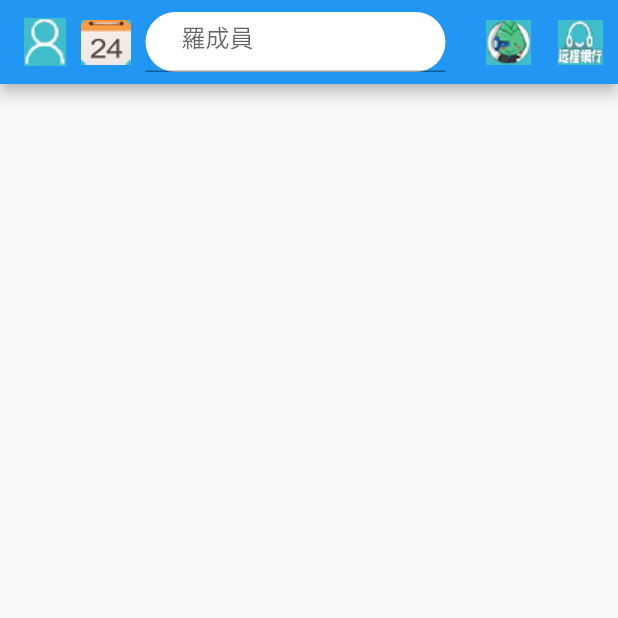
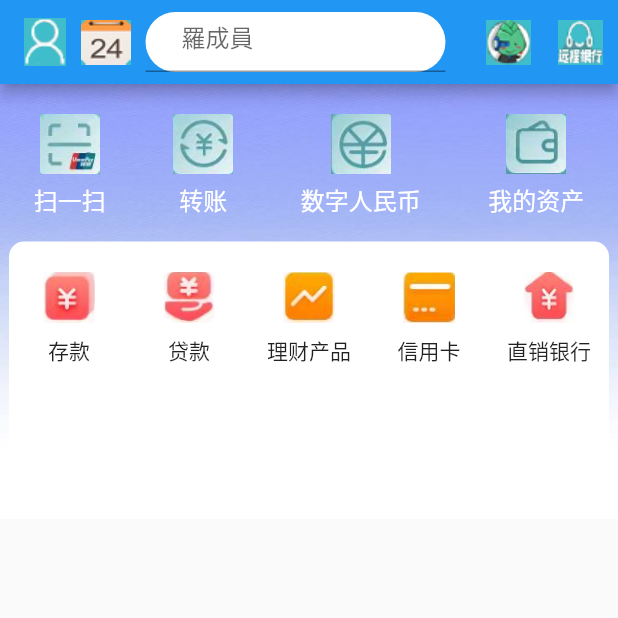
Before and after one commit to gantlone/flutter_practice_again, a Flutter app: the Main screen opened directly, on a phone screen of 412 x 824 dp, the top half of it. Run offline on Flutter 3.47's test engine with Material 2 defaults, Android fonts, the phone set to English and light mode, and no system bars; our stand-ins replace flutter_screenutil.

Commit message:
新增body畫面

```diff
--- /dev/null
+++ b/practice_again_20231021/lib/bank_view/home/home_top.dart
@@ -0,0 +1,65 @@
+import 'package:flutter/material.dart';
+import 'package:flutter_screenutil/flutter_screenutil.dart';
+
+import '../widget/mywidgets.dart';
+
+class HomeTop extends StatelessWidget {
+  const HomeTop({Key? key}) : super(key: key);
+
+  @override
+  Widget build(BuildContext context) {
+    return Container(
+      height: 290,
+      decoration: BoxDecoration(
+          image: DecorationImage(
+              image: AssetImage("assets/ex/bg.jpg"), fit: BoxFit.cover)),
+      child: Column(
+        mainAxisAlignment: MainAxisAlignment.start,
+        children: [
+          Container(
+              height: 95,
+              margin: EdgeInsets.only(top: 10),
+              padding: EdgeInsets.only(top: 10, bottom: 5),
+              child: Row(
+                mainAxisAlignment: MainAxisAlignment.spaceAround,
+                children: [
+                  topShow('assets/ex/top01.png', '扫一扫', 40),
+                  topShow('assets/ex/top02.png', '转账', 40),
+                  topShow('assets/ex/top03.png', '数字人民币', 40),
+                  topShow('assets/ex/top04.png', '我的资产', 40),
+                ],
+              )),
+          Container(
+            width: 400,
+            height: 180,
+            decoration: BoxDecoration(
+                color: Colors.white,
+                borderRadius: BorderRadius.only(
+                  topLeft: Radius.circular(10),
+                  topRight: Radius.circular(10),
+                )),
+            padding: EdgeInsets.only(top: 20),
+            child: Column(
+              children: [
+                Row(
+                  mainAxisAlignment: MainAxisAlignment.spaceAround,
+                  children: [
+                    topShow2('assets/ex/sectop01.png', '存款', 30.w),
+                    topShow2('assets/ex/sectop02.png', '贷款', 30.w),
+                    topShow2('assets/ex/sectop03.png', '理财产品', 30.w),
+                    topShow2('assets/ex/sectop04.png', '信用卡', 30.w),
+                    topShow2('assets/ex/sectop05.png', '直销银行', 30.w),
+                  ],
+                ),
+                SizedBox(
+                  height: 15,
+                ),
+                Row()
+              ],
+            ),
+          ),
+        ],
+      ),
+    );
+  }
+}
--- a/practice_again_20231021/lib/bank_view/main.dart
+++ b/practice_again_20231021/lib/bank_view/main.dart
@@ -1,6 +1,8 @@
 import 'package:flutter/material.dart';
 import 'package:flutter_screenutil/flutter_screenutil.dart';
 import 'package:practice_again_20231021/bank_view/home/title_widget.dart';
+
+import 'home/home_top.dart';
 
 void main() {
   runApp(MyApp());
@@ -44,6 +46,13 @@ class _MainState extends State<Main> {
           SizedBox(width: 10),
         ],
       ),
+      body: SingleChildScrollView(
+        child: Column(
+          children: [
+            HomeTop(),
+          ],
+        ),
+      ),
     );
   }
 }
--- /dev/null
+++ b/practice_again_20231021/lib/bank_view/widget/mywidgets.dart
@@ -0,0 +1,33 @@
+import 'package:flutter/material.dart';
+import 'package:flutter_screenutil/flutter_screenutil.dart';
+
+Widget topShow(String image, String name, double? width) {
+  return Column(
+    children: [
+      Image.asset(image, width: width),
+      SizedBox(height: 5),
+      Text(
+        name,
+        style: TextStyle(fontSize: 16, color: Colors.white),
+      ),
+    ],
+  );
+}
+
+Widget topShow2(String image, String name, double? width) {
+  return Container(
+    width: 70,
+    //color: Colors.green,
+    child: Column(
+      crossAxisAlignment: CrossAxisAlignment.center,
+      children: [
+        Image.asset(image, width: width),
+        SizedBox(height: 8),
+        Text(
+          name,
+          style: TextStyle(fontSize: 14),
+        ),
+      ],
+    ),
+  );
+}
```
